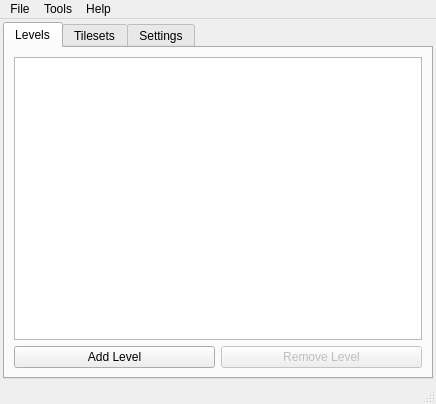
ExplosBlue/CoinKiller, file mainwindow.ui: the form before one commit.
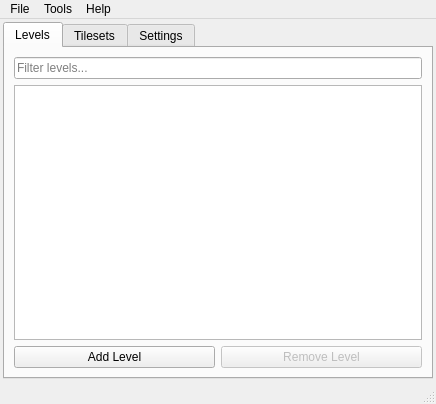
The form after the commit.

Commit message: Implement tileset selection window & filtering levels/tilesets

```diff
--- a/mainwindow.ui
+++ b/mainwindow.ui
@@ -39,7 +39,7 @@
        <attribute name="title">
         <string>Levels</string>
        </attribute>
-       <layout class="QVBoxLayout" name="verticalLayout_2" stretch="0,0">
+       <layout class="QVBoxLayout" name="verticalLayout_2" stretch="0,0,0">
         <property name="leftMargin">
          <number>9</number>
         </property>
@@ -52,6 +52,16 @@
         <property name="bottomMargin">
          <number>9</number>
         </property>
+        <item>
+         <widget class="QLineEdit" name="levelFilterEdit">
+          <property name="placeholderText">
+           <string>Filter levels...</string>
+          </property>
+          <property name="clearButtonEnabled">
+           <bool>true</bool>
+          </property>
+         </widget>
+        </item>
         <item>
          <widget class="QTreeView" name="levelList">
           <property name="sizePolicy">
```
Left out of the diff: 10 changed lines with no effect on the pictures. The commit also changes 18 other files.
